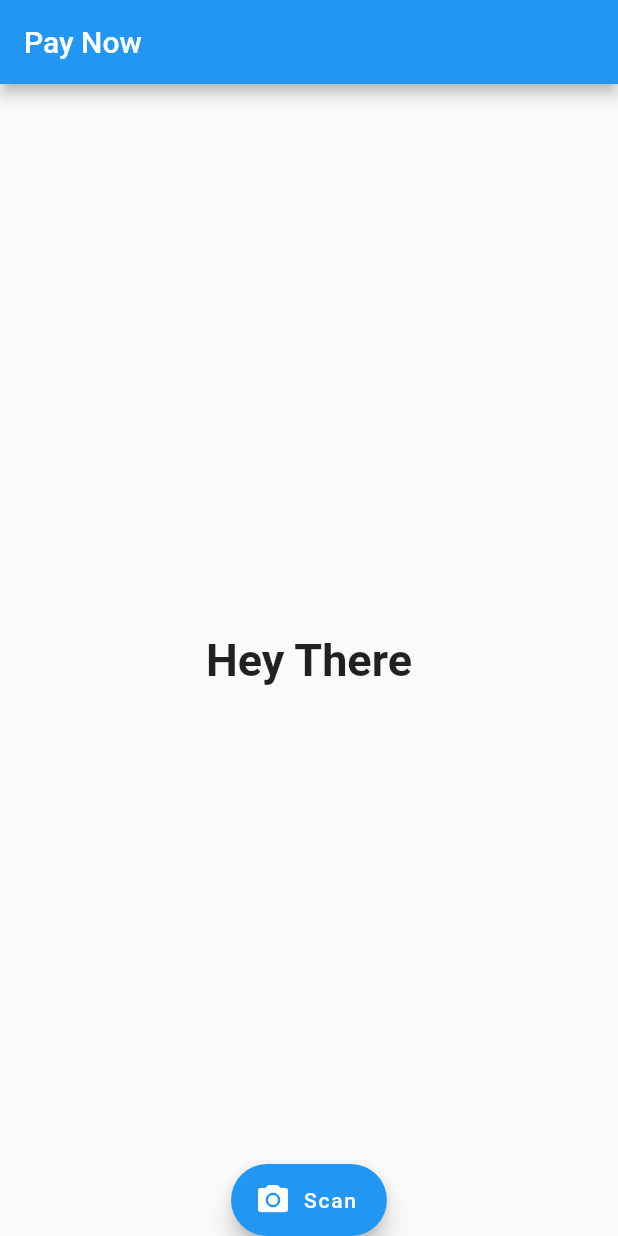
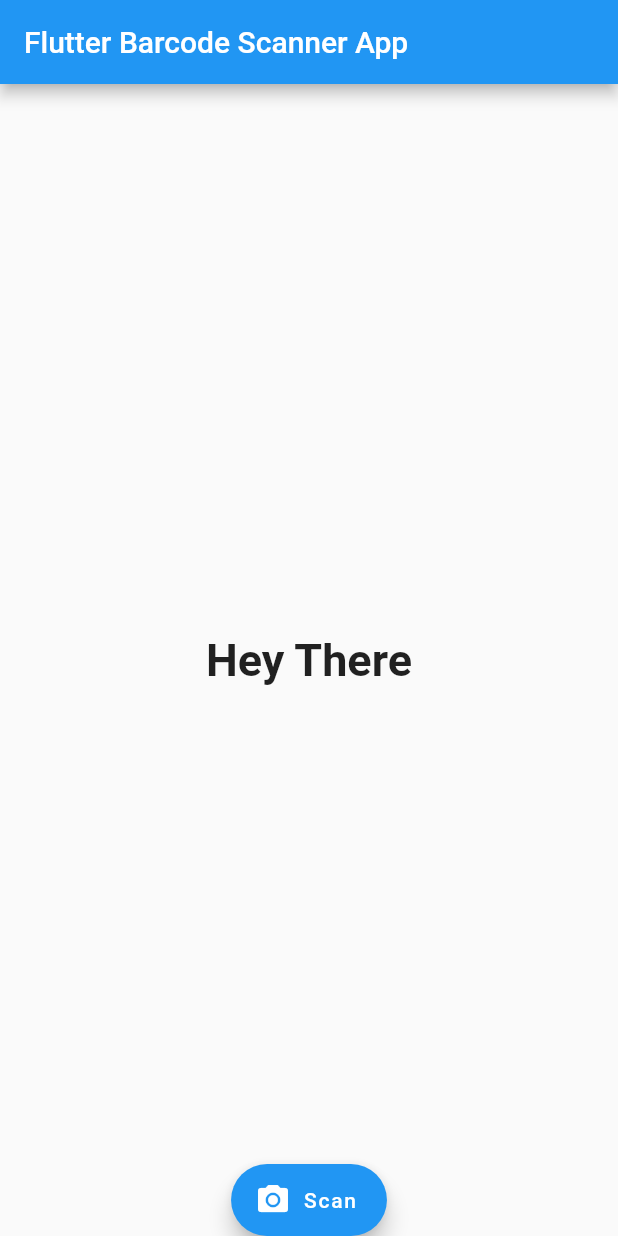
Before and after one commit to de-ansh/flutter_barcode_scanner, a Flutter app: the screen it shows after launch, on a phone screen of 412 x 824 dp. Run offline on Flutter 3.47's test engine with Material 2 defaults, Android fonts, the phone set to English and light mode, and no system bars; missing offline and left inert: barcode_scan.

Commit message:
Update home_page.dart

```diff
--- a/lib/pages/home_page.dart
+++ b/lib/pages/home_page.dart
@@ -41,7 +41,7 @@ class _MyHomePageState extends State<MyHomePage> {
   Widget build(BuildContext context) {
     return Scaffold(
       appBar: AppBar(
-        title: Text("Pay Now"),
+        title: Text("Flutter Barcode Scanner App"),
       ),
       body: Center(
         child: Text(
```
